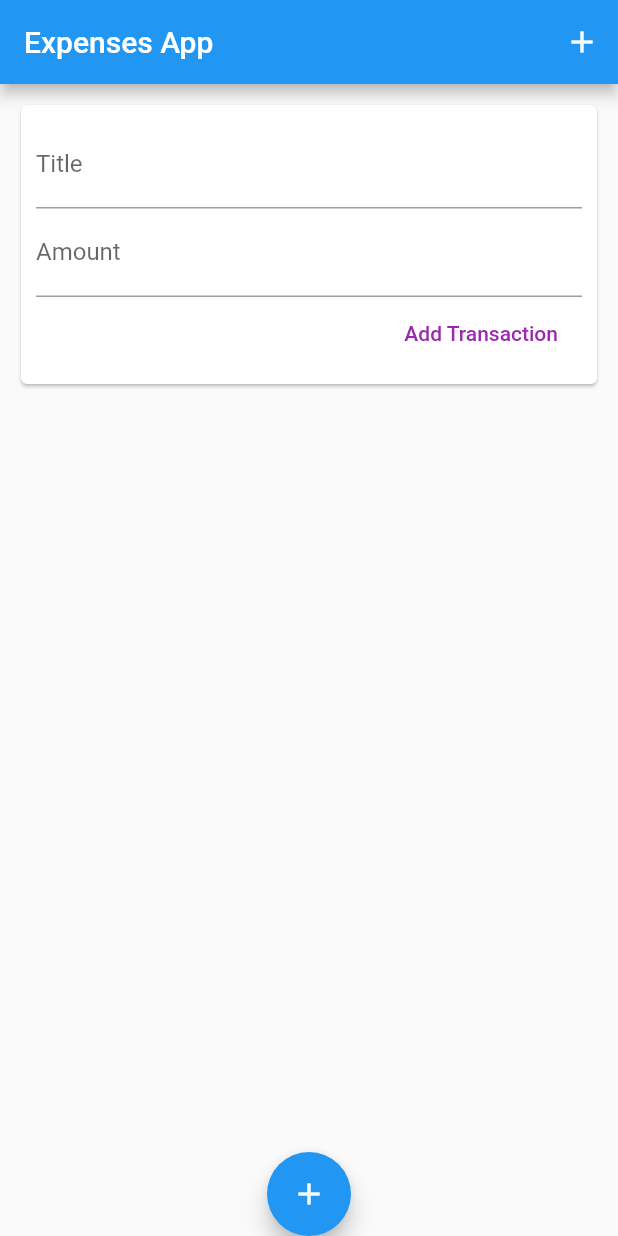
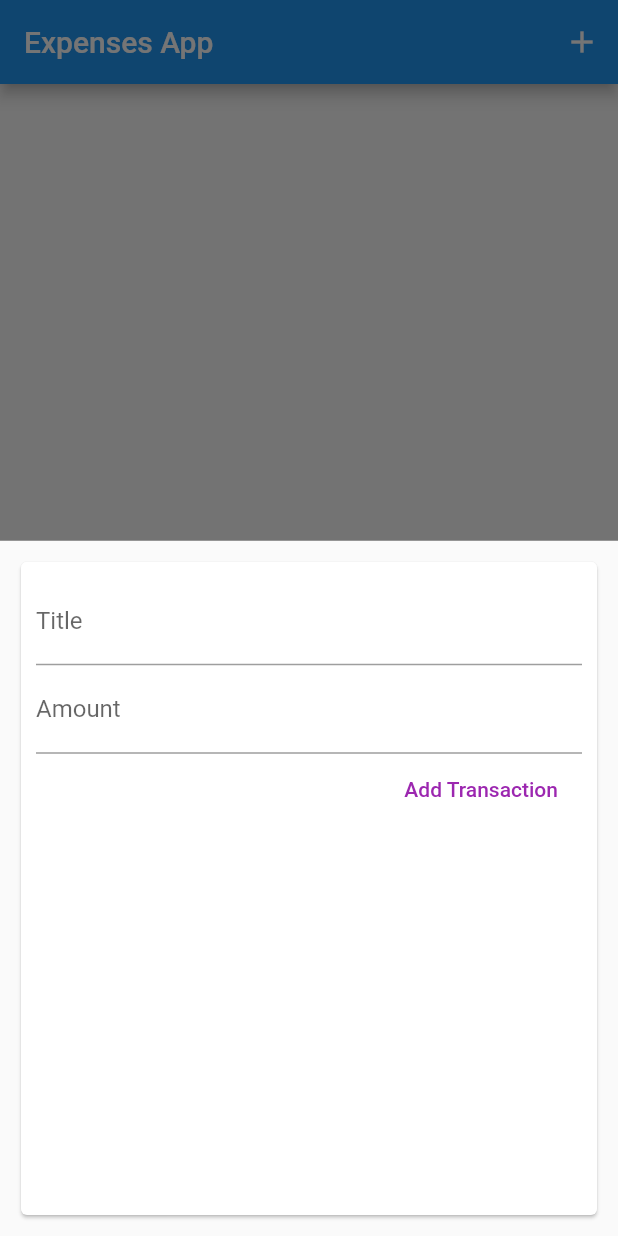
Before and after one commit to mali30/expenses-app, a Flutter app: the screen it shows after launch, after a tap on the "add" icon, on a phone screen of 412 x 824 dp. Run offline on Flutter 3.47's test engine with Material 2 defaults, Android fonts, the phone set to English and light mode, and no system bars.

```diff
--- a/lib/main.dart
+++ b/lib/main.dart
@@ -1,22 +1,67 @@
-import 'package:expenses_app/widgets/user_transactions.dart';
+import 'package:expenses_app/widgets/new_transactions.dart';
+import 'package:expenses_app/widgets/transaction_list.dart';
 import 'package:flutter/material.dart';
 
-import './widgets/user_transactions.dart';
+import 'model/transaction.dart';
 
-void main() => runApp(MyHomePage());
+void main() => runApp(MyApp());
 
-class MyHomePage extends StatelessWidget {
+class MyApp extends StatelessWidget {
+  @override
+  Widget build(BuildContext context) {
+    return MaterialApp(title: "Flutter", home: MyHomePage());
+  }
+}
+
+class MyHomePage extends StatefulWidget {
+  @override
+  _MyHomePageState createState() => _MyHomePageState();
+}
+
+class _MyHomePageState extends State<MyHomePage> {
+  // list of transactions
+  final List<Transaction> _transactionList = [];
+
+// creates a new transaction
+  void _addNewTransaction(String title, double amount) {
+    final newTransaction = Transaction(
+        title: title,
+        amount: amount,
+        date: DateTime.now(),
+        uniqueId: DateTime.now().millisecondsSinceEpoch.toString());
+
+// adding new elements to our list by using setState()
+    setState(() {
+      _transactionList.add(newTransaction);
+    });
+  }
+
+// brings up modal for transaction
+  void _startProcessOfAddingTransaction(BuildContext context) {
+    // context -> gets passed in when widget gets build
+    showModalBottomSheet(
+        context: context,
+        builder: (_) {
+          // added this so model doesn't close when it's tapped
+          return GestureDetector(
+              onTap: () {},
+              child: NewTranscaction(_addNewTransaction),
+              // catch tap event and handle it
+              behavior: HitTestBehavior.opaque,
+              );
+        });
+  }
+
   @override
   Widget build(BuildContext context) {
     return new MaterialApp(
-     home: Scaffold(
-        appBar: AppBar(
+      home: new Scaffold(
+          appBar: new AppBar(
             title: Text("Expenses App"),
             actions: <Widget>[
               IconButton(
                   icon: Icon(Icons.add),
-              onPressed: () {}
-            ),
+                  onPressed: () => _startProcessOfAddingTransaction(context)),
             ],
           ),
           body: ListView(
@@ -25,16 +70,16 @@ class MyHomePage extends StatelessWidget {
                 // most important when using columns and rows
                 // mainAxisAlignment: MainAxisAlignment.spaceAround,
                 crossAxisAlignment: CrossAxisAlignment.stretch,
-              children: <Widget>[UserTransactions()],
+                children: <Widget>[TransactionList(_transactionList)],
               ),
             ],
           ),
-        floatingActionButtonLocation: FloatingActionButtonLocation.centerDocked,
+          floatingActionButtonLocation:
+              FloatingActionButtonLocation.centerDocked,
           floatingActionButton: FloatingActionButton(
             child: Icon(Icons.add),
-      onPressed: () {},
-    )
-  )
+            onPressed: () => _startProcessOfAddingTransaction(context),
+          )),
     );
   }
 }
```
Lines whose indentation alone changed are shown as unchanged.
